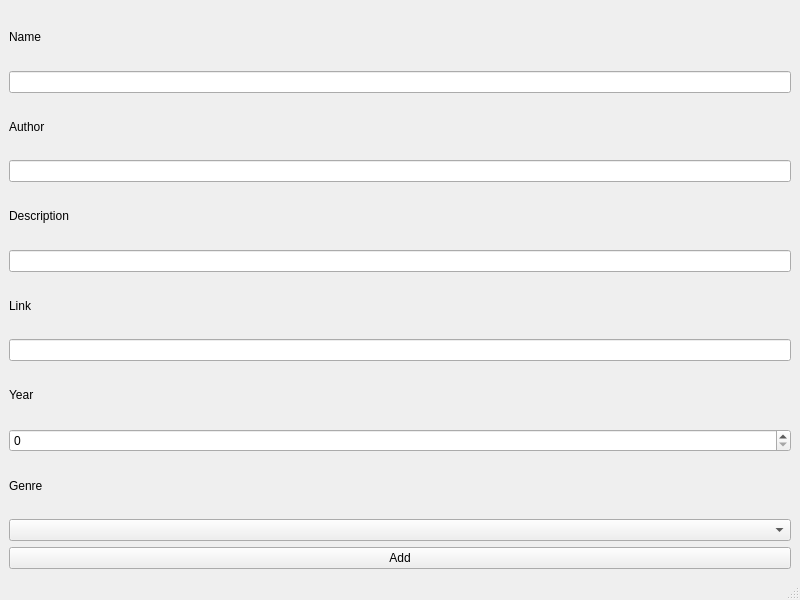
Before: the Qt Designer form mainwindow.ui in Libra232/BlindChoice, drawn with Qt 5.
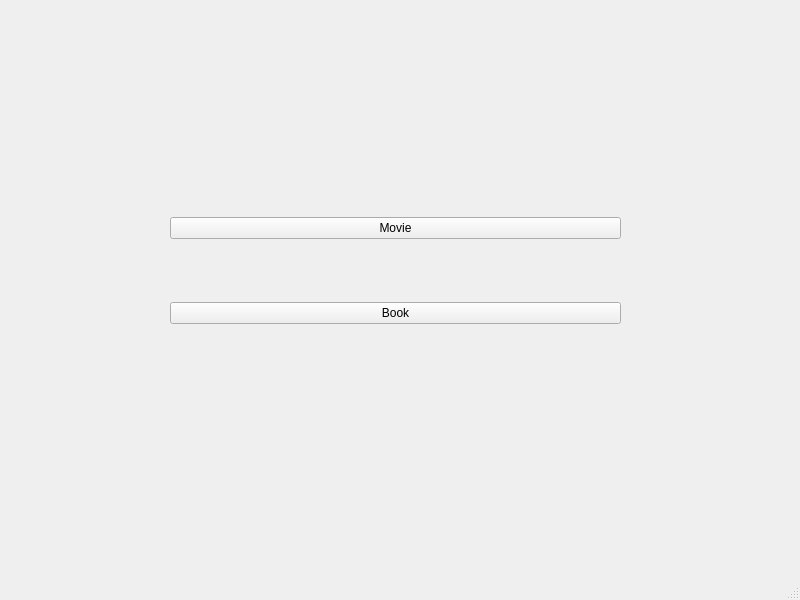
After: the same form once the commit is applied.

Patch:
```diff
--- a/mainwindow.ui
+++ b/mainwindow.ui
@@ -14,91 +14,32 @@
    <string>MainWindow</string>
   </property>
   <widget class="QWidget" name="centralwidget">
+   <widget class="QWidget" name="verticalLayoutWidget">
+    <property name="geometry">
+     <rect>
+      <x>170</x>
+      <y>160</y>
+      <width>451</width>
+      <height>221</height>
+     </rect>
+    </property>
    <layout class="QVBoxLayout" name="verticalLayout">
     <item>
-     <layout class="QHBoxLayout" name="horizontalLayout">
-      <item>
-       <layout class="QVBoxLayout" name="verticalLayout_2">
-        <item>
-         <widget class="QLabel" name="label">
+      <widget class="QPushButton" name="pushButtonMovie">
           <property name="text">
-           <string>Name</string>
+        <string>Movie</string>
           </property>
          </widget>
         </item>
         <item>
-         <widget class="QLineEdit" name="nameLineEdit"/>
-        </item>
-        <item>
-         <widget class="QLabel" name="label_2">
+      <widget class="QPushButton" name="pushButtonBook">
           <property name="text">
-           <string>Author</string>
+        <string>Book</string>
           </property>
          </widget>
         </item>
-        <item>
-         <widget class="QLineEdit" name="authorLineEdit"/>
-        </item>
-        <item>
-         <widget class="QLabel" name="label_3">
-          <property name="text">
-           <string>Description</string>
-          </property>
-         </widget>
-        </item>
-        <item>
-         <widget class="QLineEdit" name="descLineEdit"/>
-        </item>
-        <item>
-         <widget class="QLabel" name="label_4">
-          <property name="text">
-           <string>Link</string>
-          </property>
-         </widget>
-        </item>
-        <item>
-         <widget class="QLineEdit" name="linkLineEdit"/>
-        </item>
-        <item>
-         <widget class="QLabel" name="label_5">
-          <property name="text">
-           <string>Year</string>
-          </property>
-         </widget>
-        </item>
-        <item>
-         <widget class="QSpinBox" name="yearSpinBox">
-          <property name="maximum">
-           <number>9999</number>
-          </property>
-         </widget>
-        </item>
-        <item>
-         <widget class="QLabel" name="label_6">
-          <property name="text">
-           <string>Genre</string>
-          </property>
-         </widget>
-        </item>
-        <item>
-         <layout class="QHBoxLayout" name="horizontalLayout_2">
-          <item>
-           <widget class="QComboBox" name="genreComboBox"/>
-          </item>
-         </layout>
-        </item>
-       </layout>
-      </item>
-     </layout>
-    </item>
-    <item>
-     <widget class="QPushButton" name="pushButton">
-      <property name="text">
-       <string>Add</string>
-      </property>
-     </widget>
-    </item>
-   </layout>
+    </layout>
+   </widget>
   </widget>
   <widget class="QMenuBar" name="menubar">
    <property name="geometry">
```
Lines whose indentation alone changed are shown as unchanged.
